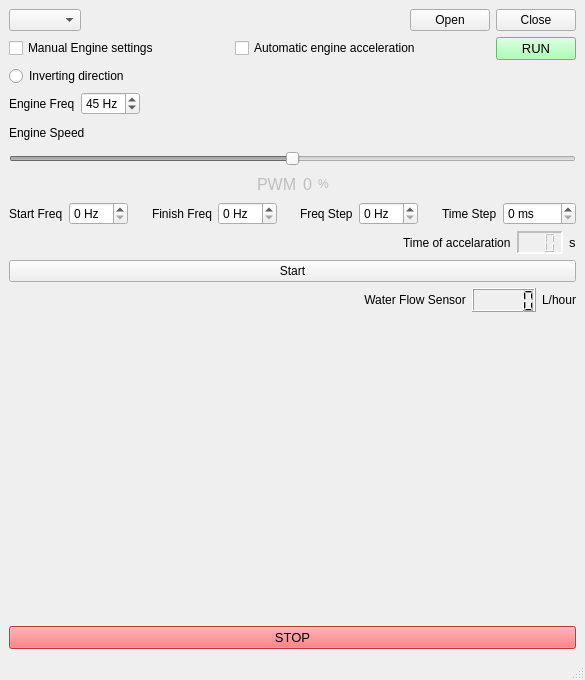
Mrsergey23/Pump_controller, file pump_GUI_XY160-D_driver/GUI_QT_Main.ui: the form before one commit.
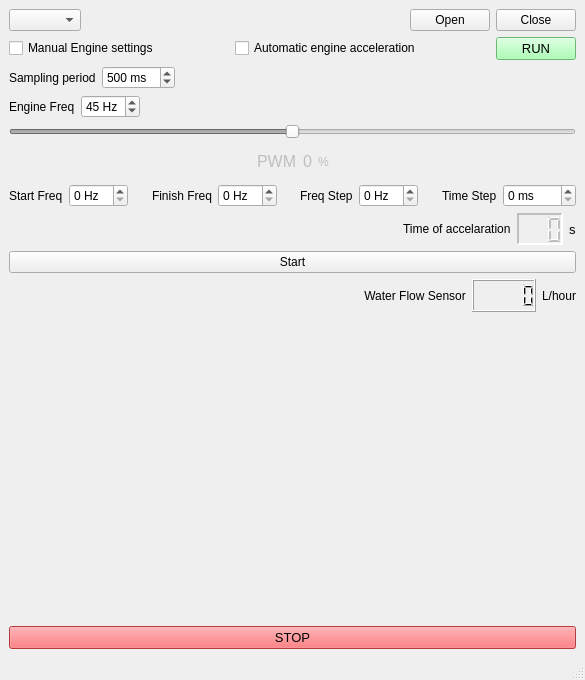
The form after the commit. Custom widgets are drawn as their Qt base class.

Diff of the .ui file:
```diff
--- a/pump_GUI_XY160-D_driver/GUI_QT_Main.ui
+++ b/pump_GUI_XY160-D_driver/GUI_QT_Main.ui
@@ -125,14 +125,44 @@
        </layout>
       </item>
       <item>
-       <widget class="QRadioButton" name="InvertDirRB">
-        <property name="enabled">
-         <bool>true</bool>
-        </property>
-        <property name="text">
-         <string>Inverting direction</string>
-        </property>
-       </widget>
+       <layout class="QHBoxLayout" name="horizontalLayout_8">
+        <item>
+         <widget class="QLabel" name="Sampling_label">
+          <property name="text">
+           <string>Sampling period</string>
+          </property>
+         </widget>
+        </item>
+        <item>
+         <widget class="QSpinBox" name="Sampling_spinBox">
+          <property name="suffix">
+           <string> ms</string>
+          </property>
+          <property name="maximum">
+           <number>1500</number>
+          </property>
+          <property name="singleStep">
+           <number>10</number>
+          </property>
+          <property name="value">
+           <number>500</number>
+          </property>
+         </widget>
+        </item>
+        <item>
+         <spacer name="horizontalSpacer_12">
+          <property name="orientation">
+           <enum>Qt::Horizontal</enum>
+          </property>
+          <property name="sizeHint" stdset="0">
+           <size>
+            <width>40</width>
+            <height>20</height>
+           </size>
+          </property>
+         </spacer>
+        </item>
+       </layout>
       </item>
       <item>
        <layout class="QHBoxLayout" name="horizontalLayout_3">
@@ -174,13 +204,6 @@
         </item>
        </layout>
       </item>
-      <item>
-       <widget class="QLabel" name="EngineSpeedLabel">
-        <property name="text">
-         <string>Engine Speed</string>
-        </property>
-       </widget>
-      </item>
       <item>
        <widget class="QSlider" name="SpeedSlider">
         <property name="enabled">
```
